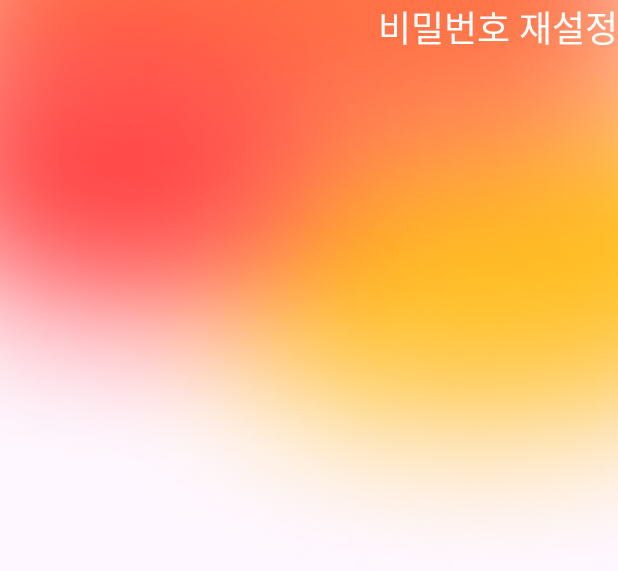
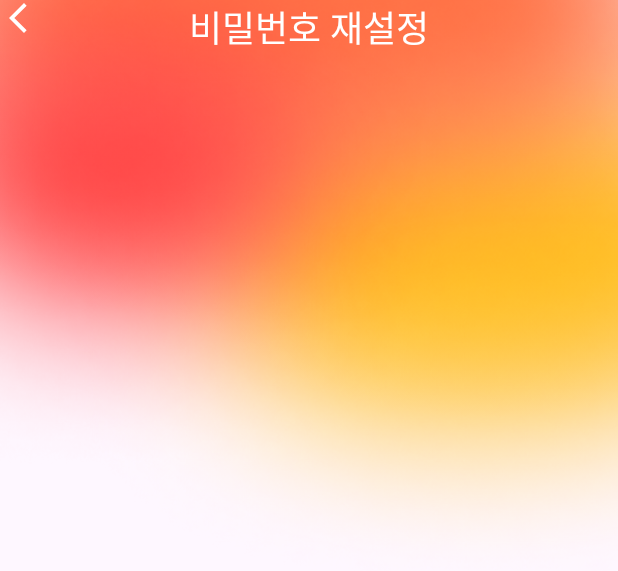
Before and after one commit to AndroidEarlyBirdy/EarlyBirdy, an Android app: the layout activity_reset_password.xml on its own in the app's theme, with its tools: preview values and no code run, on a phone screen of 412 x 824 dp. Shown: the top 571 px of the screen. Run offline under Robolectric (Android 15) with nearby library versions, the phone set to English and light mode, and no system bars.

Commit message:
PR 전 임시 커밋

```diff
--- a/app/src/main/res/layout/activity_reset_password.xml
+++ b/app/src/main/res/layout/activity_reset_password.xml
@@ -28,11 +28,13 @@
         android:textColor="@color/white"
         android:textSize="24sp"
         app:layout_constraintTop_toTopOf="parent"
-        app:layout_constraintEnd_toEndOf="parent"/>
+        app:layout_constraintEnd_toEndOf="parent"
+        app:layout_constraintStart_toStartOf="parent"/>
     <ImageView
         android:layout_width="wrap_content"
         android:layout_height="wrap_content"
+        android:src="@drawable/ic_btn_back"
         app:layout_constraintTop_toTopOf="parent"
-        app:layout_constraintEnd_toEndOf="parent"/>
+        app:layout_constraintStart_toStartOf="parent"/>
 
 </androidx.constraintlayout.widget.ConstraintLayout>
```
